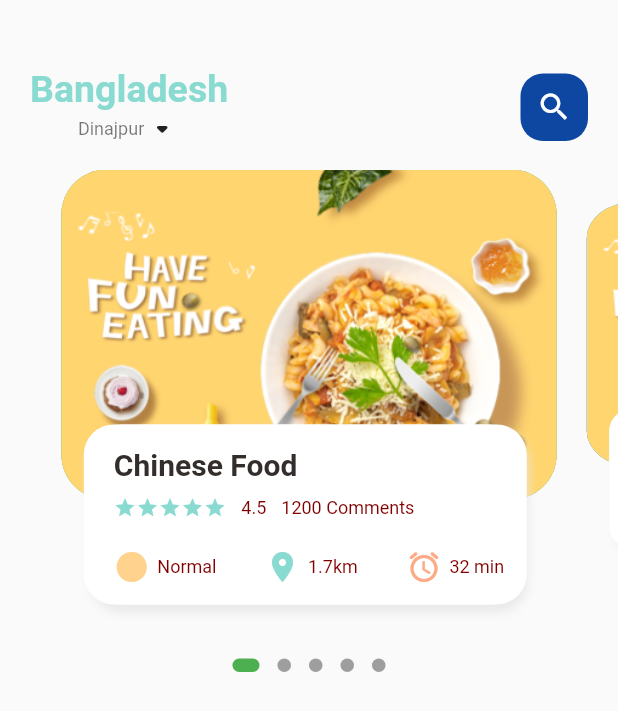
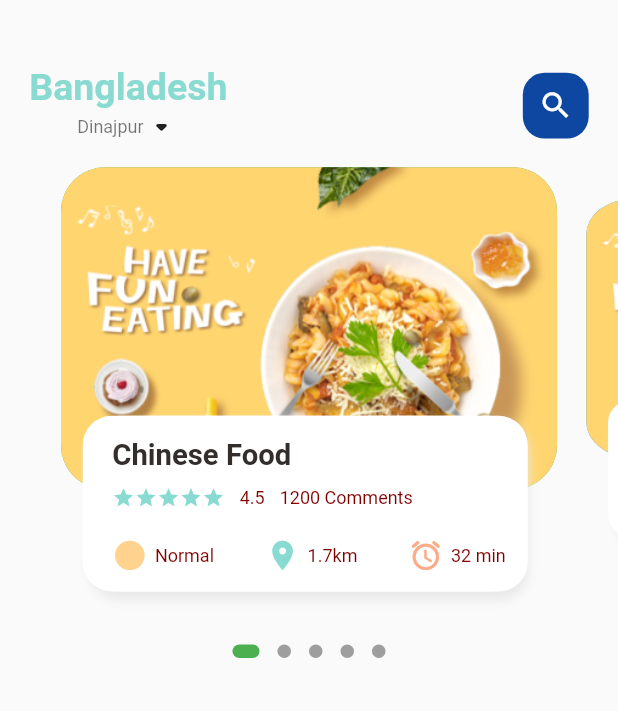
Before and after one commit to Saif64/flutter-FoodHub, a Flutter app: the screen it shows after launch, on a phone screen of 412 x 824 dp. Shown: the top 711 px of the screen. Run offline on Flutter 3.47's test engine with Material 2 defaults, Android fonts, the phone set to English and light mode, and no system bars; drawn by our look-alikes of dots_indicator; our stand-ins replace get.

Commit message:
made responsive

```diff
--- a/lib/home/food_page_body.dart
+++ b/lib/home/food_page_body.dart
@@ -3,6 +3,7 @@
 import 'package:dots_indicator/dots_indicator.dart';
 import 'package:flutter/material.dart';
 import 'package:food_delivery/utils/colors.dart';
+import 'package:food_delivery/utils/dimensions.dart';
 import 'package:food_delivery/widgets/big_text.dart';
 import 'package:food_delivery/widgets/icon_text.dart';
 import 'package:food_delivery/widgets/small_text.dart';
@@ -18,7 +19,7 @@
   PageController pageController = PageController(viewportFraction: 0.85);
   var _currentPageValue = 0.0;
   final double _scaleFactor = 0.8;
-  final double _height = 220;
+  final double _height = Dimensions.pageViewContainer;
 
   @override
   void initState() {
@@ -41,7 +42,7 @@
       children: [
         Container(
           //color: Colors.redAccent,
-          height: 320,
+          height: Dimensions.pageView,
           child: PageView.builder(
             controller: pageController,
             itemCount: 5,
@@ -96,9 +97,10 @@
         children: [
           Container(
             height: _height,
-            margin: EdgeInsets.only(left: 10, right: 10),
+            margin: EdgeInsets.only(
+                left: Dimensions.width10, right: Dimensions.width10),
             decoration: BoxDecoration(
-              borderRadius: BorderRadius.circular(30),
+              borderRadius: BorderRadius.circular(Dimensions.radius30),
               color: index.isEven ? Colors.green : Colors.blue,
               image: DecorationImage(
                 fit: BoxFit.cover,
@@ -111,10 +113,14 @@
           Align(
             alignment: Alignment.bottomCenter,
             child: Container(
-              height: 120,
-              margin: EdgeInsets.only(left: 30, right: 30, bottom: 30),
+              height: Dimensions.pageViewTextContainer,
+              margin: EdgeInsets.only(
+                left: Dimensions.width30,
+                right: Dimensions.width30,
+                bottom: Dimensions.height30,
+              ),
               decoration: BoxDecoration(
-                borderRadius: BorderRadius.circular(20),
+                borderRadius: BorderRadius.circular(Dimensions.radius20),
                 color: Colors.white,
                 boxShadow: [
                   BoxShadow(
@@ -132,14 +138,17 @@
                 ],
               ),
               child: Container(
-                padding: EdgeInsets.only(top: 15, left: 15, right: 15),
+                padding: EdgeInsets.only(
+                  top: Dimensions.height15,
+                  left: Dimensions.width15,
+                  right: Dimensions.width15,
+                ),
                 child: Column(
                   crossAxisAlignment: CrossAxisAlignment.start,
                   children: [
                     BigText(text: 'Chinese Food'),
-                    SizedBox(
-                      height: 10,
-                    ),
+                    SizedBox(height: Dimensions.height10),
+                    // stars and comments
                     Row(
                       children: [
                         Wrap(
@@ -161,7 +170,8 @@
                         SmallText(text: '1200 Comments')
                       ],
                     ),
-                    SizedBox(height: 20),
+                    SizedBox(height: Dimensions.height20),
+                    //distances
                     Row(
                       mainAxisAlignment: MainAxisAlignment.spaceBetween,
                       children: [
--- a/lib/home/main_food_page.dart
+++ b/lib/home/main_food_page.dart
@@ -3,6 +3,7 @@
 import 'package:flutter/material.dart';
 import 'package:food_delivery/home/food_page_body.dart';
 import 'package:food_delivery/utils/colors.dart';
+import 'package:food_delivery/utils/dimensions.dart';
 import 'package:food_delivery/widgets/big_text.dart';
 import 'package:food_delivery/widgets/small_text.dart';
 
@@ -21,8 +22,14 @@
         children: [
           Container(
             child: Container(
-              margin: const EdgeInsets.only(top: 45, bottom: 15),
-              padding: EdgeInsets.only(left: 20, right: 20),
+              margin: EdgeInsets.only(
+                top: Dimensions.height45,
+                bottom: Dimensions.height15,
+              ),
+              padding: EdgeInsets.only(
+                left: Dimensions.width20,
+                right: Dimensions.width20,
+              ),
               child: Row(
                 mainAxisAlignment: MainAxisAlignment.spaceBetween,
                 children: [
@@ -46,14 +53,16 @@
                   ),
                   Center(
                     child: Container(
-                      width: 45,
-                      height: 45,
+                      width: Dimensions.height45,
+                      height: Dimensions.height45,
                       child: Icon(
                         Icons.search,
                         color: Colors.white,
+                        size: Dimensions.iconSize24,
                       ),
                       decoration: BoxDecoration(
-                        borderRadius: BorderRadius.circular(15),
+                        borderRadius:
+                            BorderRadius.circular(Dimensions.radius15),
                         color: Colors.blue[900],
                       ),
                     ),
--- a/lib/main.dart
+++ b/lib/main.dart
@@ -1,6 +1,7 @@
 import 'package:flutter/material.dart';
 import 'package:flutter/services.dart';
 import 'package:food_delivery/home/main_food_page.dart';
+import 'package:get/get_navigation/src/root/get_material_app.dart';
 
 void main() {
   runApp(const MyApp());
@@ -15,7 +16,7 @@
         statusBarColor: Colors.transparent,
         statusBarIconBrightness: Brightness.dark));
 
-    return MaterialApp(
+    return GetMaterialApp(
       debugShowCheckedModeBanner: false,
       title: 'Flutter Demo',
       theme: ThemeData(
--- /dev/null
+++ b/lib/utils/dimensions.dart
@@ -0,0 +1,29 @@
+import 'package:get/get.dart';
+
+class Dimensions {
+  static double screenHeight = Get.context!.height;
+  static double screenWidth = Get.context!.width;
+
+  static double pageViewContainer = screenHeight / 3.84;
+  static double pageView = screenHeight / 2.64;
+  static double pageViewTextContainer = screenHeight / 7.03;
+
+  static double height10 = screenHeight / 84.4;
+  static double height15 = screenHeight / 56.27;
+  static double height20 = screenHeight / 42.2;
+  static double height30 = screenHeight / 28.13;
+  static double height45 = screenHeight / 18.76;
+
+  static double width10 = screenHeight / 84.4;
+  static double width15 = screenHeight / 56.27;
+  static double width20 = screenHeight / 42.2;
+  static double width30 = screenHeight / 28.13;
+
+  static double font20 = screenHeight / 42.2;
+
+  static double radius15 = screenHeight / 56.27;
+  static double radius20 = screenHeight / 42.2;
+  static double radius30 = screenHeight / 28.13;
+
+  static double iconSize24 = screenHeight / 35.17;
+}
--- a/lib/widgets/big_text.dart
+++ b/lib/widgets/big_text.dart
@@ -1,4 +1,5 @@
 import 'package:flutter/material.dart';
+import 'package:food_delivery/utils/dimensions.dart';
 
 class BigText extends StatelessWidget {
   Color? color;
@@ -10,7 +11,7 @@
     Key? key,
     this.color = const Color(0xFF332d2b),
     required this.text,
-    this.size = 20,
+    this.size = 0,
     this.overflow = TextOverflow.ellipsis,
   }) : super(key: key);
 
@@ -21,7 +22,7 @@
       maxLines: 1,
       overflow: overflow,
       style: TextStyle(
-        fontSize: size,
+        fontSize: size == 0 ? Dimensions.font20 : size,
         fontWeight: FontWeight.bold,
         color: color,
         fontFamily: 'Roboto',
--- a/lib/widgets/icon_text.dart
+++ b/lib/widgets/icon_text.dart
@@ -1,4 +1,5 @@
 import 'package:flutter/material.dart';
+import 'package:food_delivery/utils/dimensions.dart';
 import 'package:food_delivery/widgets/small_text.dart';
 
 class IconText extends StatelessWidget {
@@ -20,6 +21,7 @@
         Icon(
           icon,
           color: iconColor,
+          size: Dimensions.iconSize24,
         ),
         SizedBox(width: 5),
         SmallText(
```
